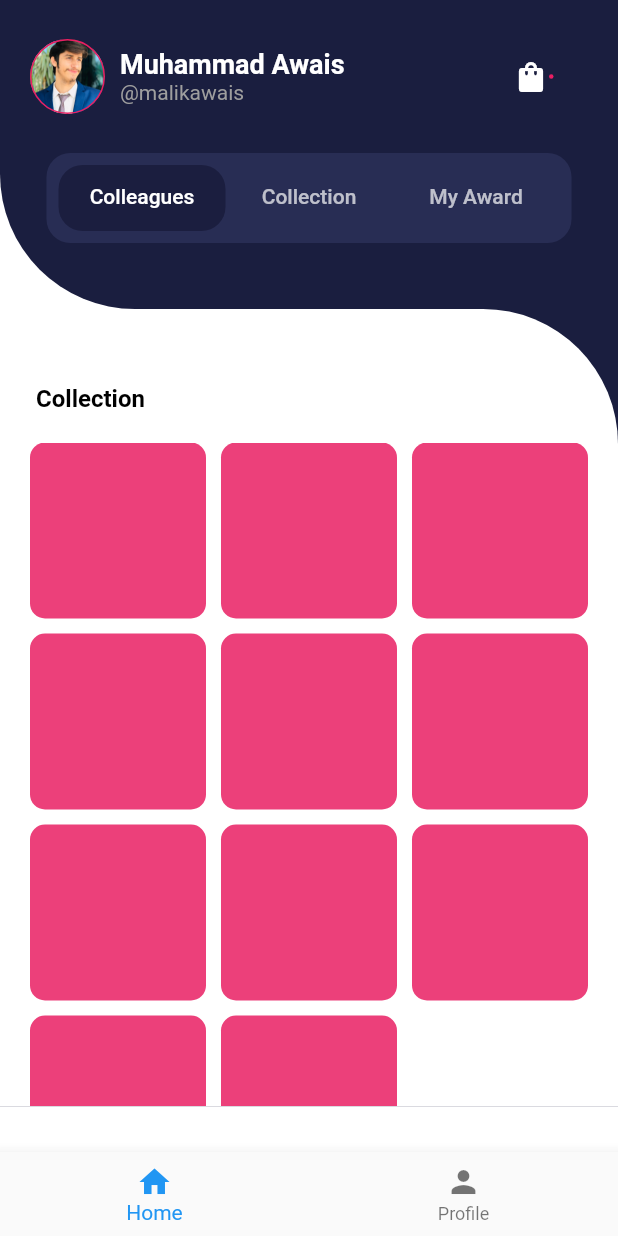
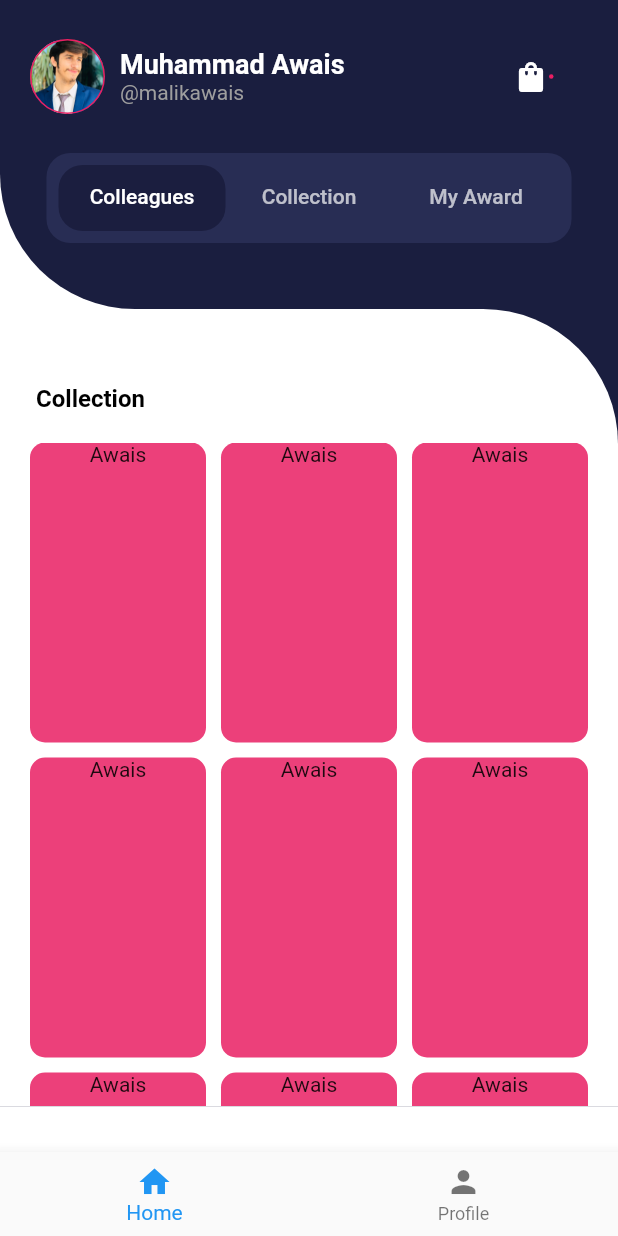
Before and after one commit to muhammadawaisyaseen/Ecommerce-UI-Design, a Flutter app: the screen it shows after launch, on a phone screen of 412 x 824 dp. Run offline on Flutter 3.47's test engine with Material 2 defaults, Android fonts, the phone set to English and light mode, and no system bars.

```diff
--- a/lib/screens/tabs/test.dart
+++ b/lib/screens/tabs/test.dart
@@ -14,14 +14,22 @@ class TestTab extends StatelessWidget {
       child: GridView.builder(
         itemCount: 11,
         gridDelegate: SliverGridDelegateWithFixedCrossAxisCount(
-            crossAxisCount: 3, crossAxisSpacing: 10, mainAxisSpacing: 10),
+            mainAxisExtent: 200,
+
+            crossAxisCount: 3,
+            crossAxisSpacing: 10,
+            mainAxisSpacing: 10),
         itemBuilder: (context, index) {
           return Container(
             decoration: BoxDecoration(
               color: Colors.pink[400],
               borderRadius: BorderRadius.circular(10),
             ),
-
+            child: Column(
+              children: [
+                Text('Awais'),
+              ],
+            ),
           );
         },
       ),
```
